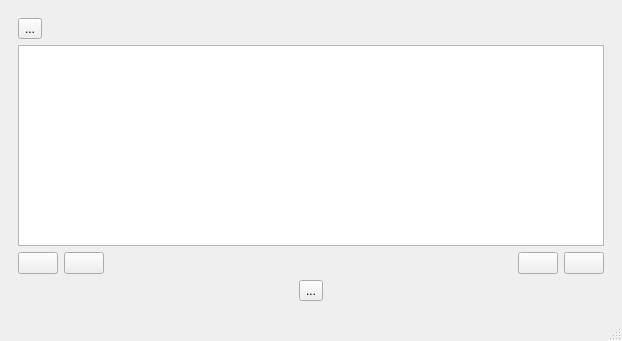
Old version of the form mainwindow.ui in the repository silash35/qpdftools.
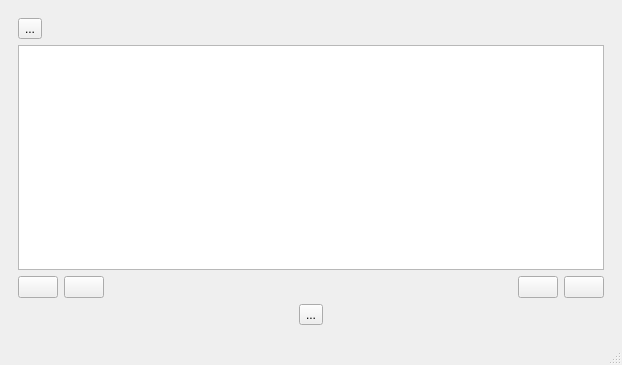
New version of the form.

Commit message: more things to Merge pdfs feature

What changed in the file:
```diff
--- a/mainwindow.ui
+++ b/mainwindow.ui
@@ -7,7 +7,7 @@
     <x>0</x>
     <y>0</y>
     <width>622</width>
-    <height>341</height>
+    <height>365</height>
    </rect>
   </property>
   <property name="windowTitle">
```
Left out of the diff: 2 changed lines with no effect on the pictures. The commit also changes 2 other files.
